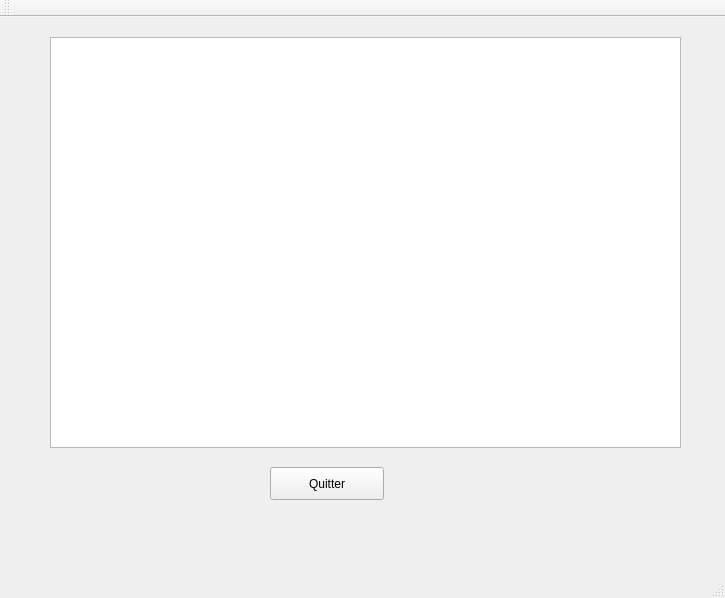
The window that QuixoProjet/QuixoProjet/mon_jeu.ui (PierrickAlexis/Quixo_Game) describes before a commit, drawn with Qt 5.
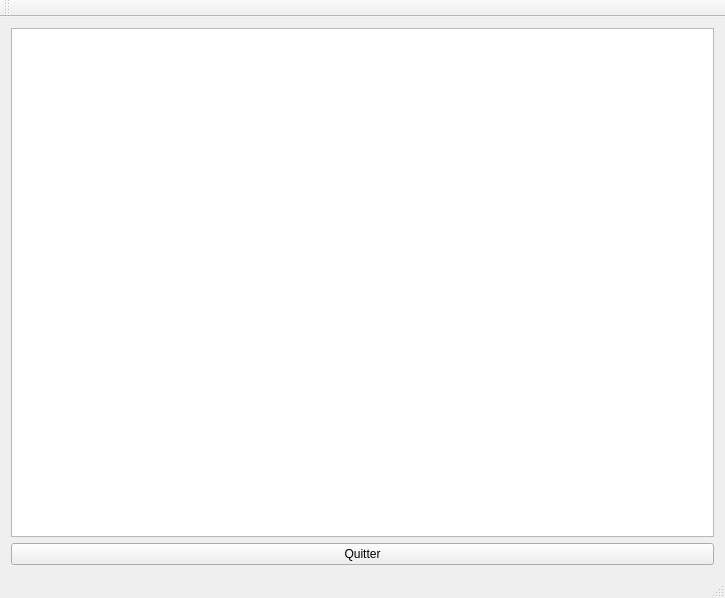
The same window after the commit.

Commit message: Ajout de class Piece

The edit to the form file:
```diff
--- a/QuixoProjet/QuixoProjet/mon_jeu.ui
+++ b/QuixoProjet/QuixoProjet/mon_jeu.ui
@@ -14,29 +14,18 @@
    <string>mon_jeu</string>
   </property>
   <widget class="QWidget" name="centralWidget">
+   <layout class="QGridLayout" name="gridLayout">
+    <item row="0" column="0">
+     <widget class="QGraphicsView" name="ma_vue"/>
+    </item>
+    <item row="1" column="0">
    <widget class="QPushButton" name="pushButton">
-    <property name="geometry">
-     <rect>
-      <x>270</x>
-      <y>450</y>
-      <width>114</width>
-      <height>33</height>
-     </rect>
-    </property>
     <property name="text">
      <string>Quitter</string>
     </property>
    </widget>
-   <widget class="QGraphicsView" name="ma_vue">
-    <property name="geometry">
-     <rect>
-      <x>50</x>
-      <y>20</y>
-      <width>631</width>
-      <height>411</height>
-     </rect>
-    </property>
-   </widget>
+    </item>
+   </layout>
   </widget>
   <widget class="QMenuBar" name="menuBar">
    <property name="geometry">
```
Lines whose indentation alone changed are shown as unchanged. The commit also changes 13 other files.
